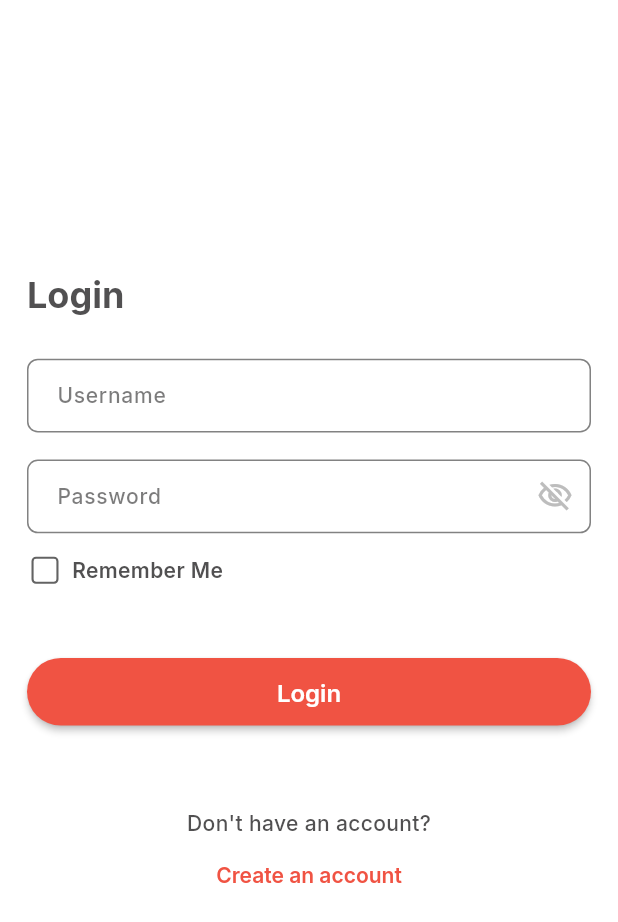
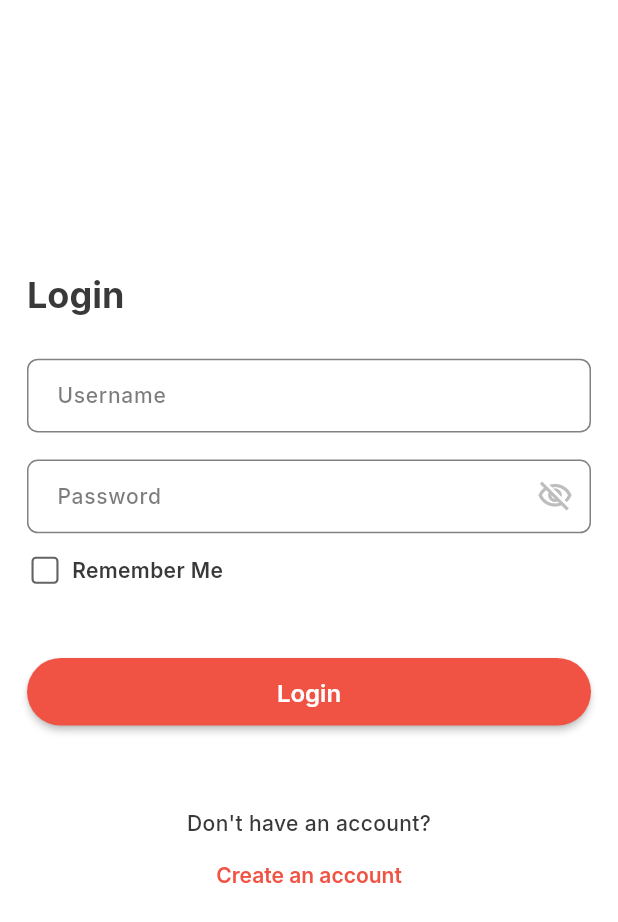
Before and after one commit to bishal-rumba007/catering-user-app, a Flutter app: the screen it shows after launch, on a phone screen of 412 x 824 dp. Shown: the top 922 px of the screen. Run offline on Flutter 3.47's test engine with Material 3 defaults, Android fonts, the phone set to English and light mode, and no system bars; our stand-ins replace cloud_firestore, firebase_auth, firebase_core, firebase_storage, flutter_chat_types, flutter_chat_ui and 7 more; missing offline and left inert: flutter_firebase_chat_core; accounts and stored records are empty.

Commit message:
Update color constants in AppColor class

```diff
--- a/lib/src/themes/color.dart
+++ b/lib/src/themes/color.dart
@@ -3,12 +3,12 @@ import 'package:flutter/material.dart';
 class AppColor {
   static const Color primaryRed = Color(0xFFf05343);
   static const Color secondaryColor = Color(0xFF4285F4);
-  static const Color backGroundColor = Color(0xFFFFFFFF);
-  static Color darkColor = const Color(0xFF252425).withOpacity(0.8);
+  static const Color backGroundColor = Color(0xFFFAFAFA);
+  static Color darkColor = const Color(0xFF252425).withOpacity(0.9);
   static const Color greyColor = Color(0xFF636363);
   static const Color grey2Color = Color(0xFFd8d8d9);
   static const Color containerColor = Color(0xFFfbd652);
   static const Color meanGreen = Color(0xFF42861d);
   static const Color setOrange = Color(0xFFf58830);
-  static const Color darkModeText = Color(0xFFC8C8C8);
+  static const Color darkModeText = Color(0xfffcfcfc);
 }
```
